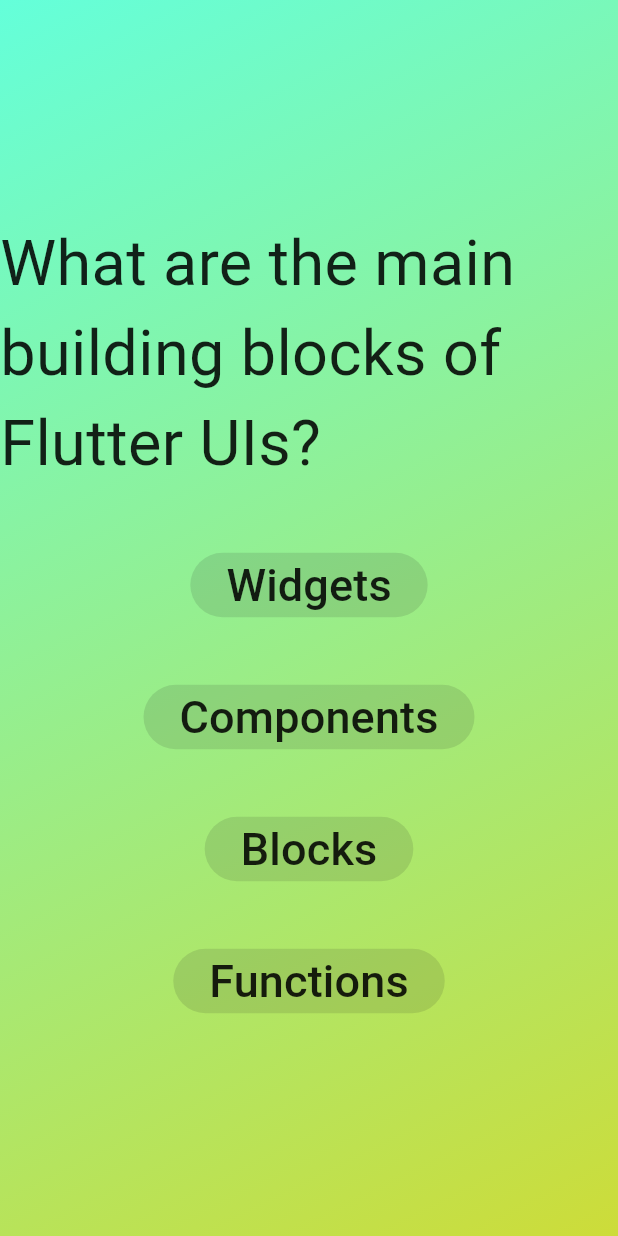
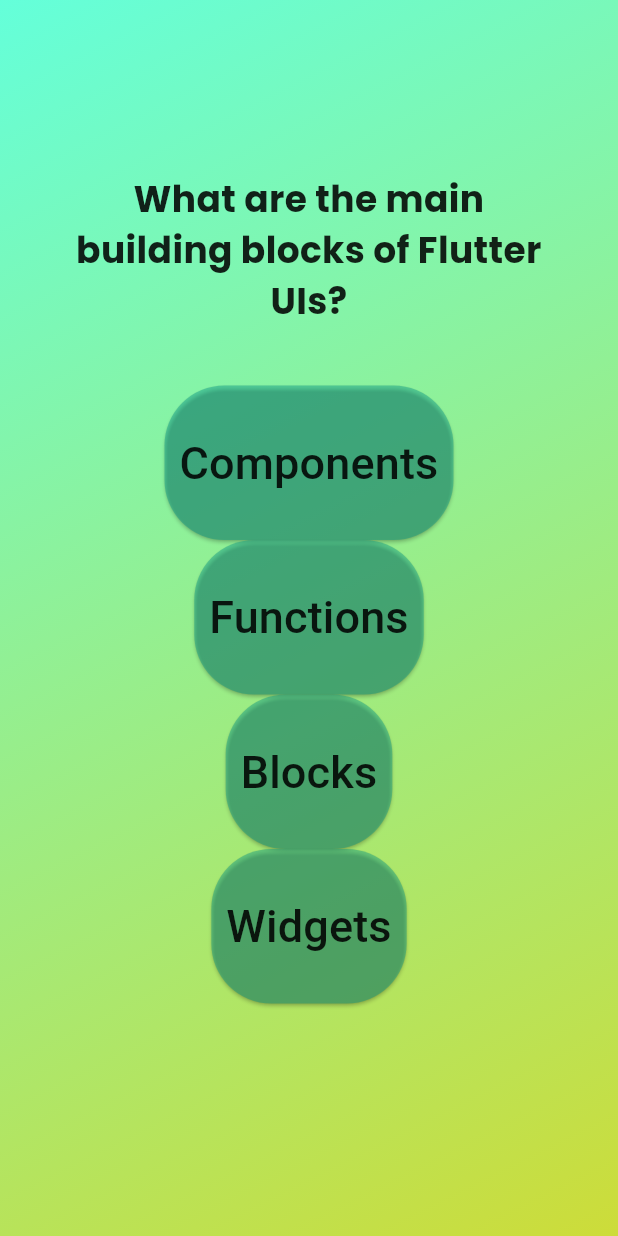
Before and after one commit to 63emre/quiz_app, a Flutter app: the screen it shows after launch, after a tap on "Start Quiz", on a phone screen of 412 x 824 dp. Run offline on Flutter 3.47's test engine with Material 3 defaults, Android fonts, the phone set to English and light mode, and no system bars; our stand-ins replace google_fonts.

Commit message:
with ... (spreading) operator questions distributed as Widgets to show the questions from questions.dart file

```diff
--- a/lib/answer_button.dart
+++ b/lib/answer_button.dart
@@ -1,7 +1,11 @@
 import 'package:flutter/material.dart';
 
 class AnswerButton extends StatelessWidget {
-  const AnswerButton(this.answerText, this.onTap, {super.key});
+  const AnswerButton({
+    required this.answerText,
+    required this.onTap,
+    super.key,
+  });
 
   final String answerText;
   final void Function()? onTap;
@@ -9,13 +13,14 @@ class AnswerButton extends StatelessWidget {
   Widget build(BuildContext context) {
     return ElevatedButton(
       style: ElevatedButton.styleFrom(
-        // padding: EdgeInsets.symmetric(horizontal: 10, vertical: 40),
+        padding: EdgeInsets.symmetric(horizontal: 10, vertical: 30),
         shape: RoundedRectangleBorder(borderRadius: BorderRadius.circular(40)),
         backgroundColor: const Color.fromARGB(102, 0, 150, 135),
       ),
       onPressed: onTap,
       child: Text(
         answerText,
+        textAlign: TextAlign.center,
         style: TextStyle(fontSize: 30, color: Colors.black87),
       ),
     );
--- a/lib/models/questions.dart
+++ b/lib/models/questions.dart
@@ -5,4 +5,10 @@ class QuizQuestion {
 
   final String text;
   final List<String> answers;
+
+  List<String> getShuffledAnswers() {
+    final shuffeldList = List.of(answers);
+    shuffeldList.shuffle();
+    return shuffeldList;
+  }
 }
--- a/lib/questions_screens.dart
+++ b/lib/questions_screens.dart
@@ -1,3 +1,5 @@
+import 'dart:math';
+import 'package:google_fonts/google_fonts.dart';
 import 'package:flutter/material.dart';
 import 'answer_button.dart';
 import 'data/questions.dart';
@@ -11,28 +13,46 @@ class QuestionsScreens extends StatefulWidget {
 }
 
 class _QuestionScreens extends State<QuestionsScreens> {
+  var currentQIndex = 0;
+
+  void answerQuestion() {
+    setState(() {
+      currentQIndex++;
+    });
+  }
+
   @override
   Widget build(context) {
-    final currentQ = questions[0];
+    final currentQ = questions[currentQIndex];
 
     return SizedBox(
       width: double.infinity,
+      child: Container(
+        margin: const EdgeInsets.all(50),
         child: Column(
           mainAxisAlignment: MainAxisAlignment.center,
+          crossAxisAlignment: CrossAxisAlignment.center,
           children: [
             Text(
               currentQ.text,
-            style: const TextStyle(fontSize: 42, color: Colors.black87),
+              style: GoogleFonts.poppins(
+                color: Colors.black87,
+                fontSize: 24,
+                fontWeight: FontWeight.bold,
+              ),
+              textAlign: TextAlign.center,
             ),
             const SizedBox(height: 40),
-          AnswerButton(currentQ.answers[0], null),
+            ...currentQ.getShuffledAnswers().map((answer) {
+              return AnswerButton(answerText: answer, onTap: answerQuestion);
+            }),
             const SizedBox(height: 40),
-          AnswerButton(currentQ.answers[1], null),
-          const SizedBox(height: 40),
-          AnswerButton(currentQ.answers[2], null),
-          const SizedBox(height: 40),
-          AnswerButton(currentQ.answers[3], null),
+            //AnswerButton(currentQ.answers, null),
+            //const SizedBox(height: 40),
+            //const SizedBox(height: 40),
+            //const SizedBox(height: 40),
           ],
+        ),
       ),
     );
   }
--- a/lib/quiz.dart
+++ b/lib/quiz.dart
@@ -33,7 +33,7 @@ class _QuizState extends State<Quiz> {
     Widget screenWidget = StartScreen(switchScreen);
 
     if (activeScreen == 'questions-screen') {
-      screenWidget = QuestionsScreens();
+      screenWidget = const QuestionsScreens();
     }
 
     return MaterialApp(
--- a/pubspec.yaml
+++ b/pubspec.yaml
@@ -34,6 +34,7 @@ dependencies:
   # The following adds the Cupertino Icons font to your application.
   # Use with the CupertinoIcons class for iOS style icons.
   cupertino_icons: ^1.0.8
+  google_fonts: ^6.3.2
 
 dev_dependencies:
   flutter_test:
```
Also changed, not shown: pubspec.lock. Lines whose indentation alone changed are shown as unchanged.
